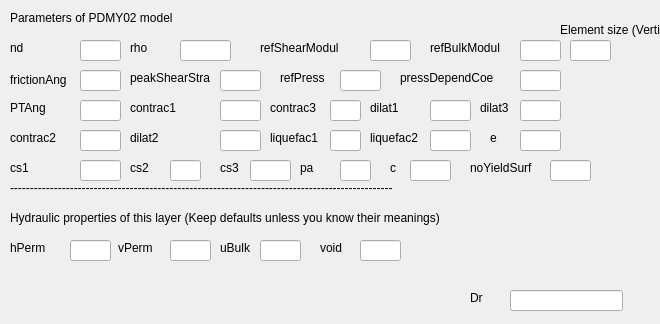
NHERI-SimCenter/QS3hark, file UI/PDMY02.ui: the form before one commit.
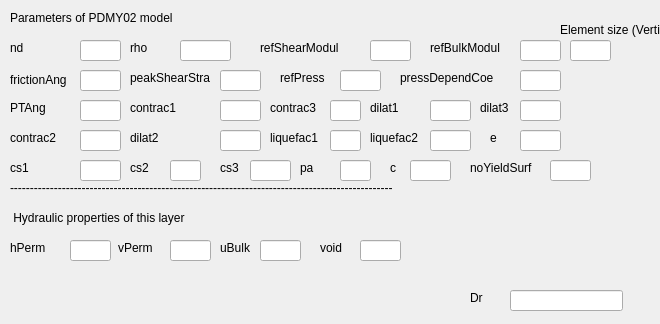
The form after the commit.

Diff of the .ui file:
```diff
--- a/UI/PDMY02.ui
+++ b/UI/PDMY02.ui
@@ -253,7 +253,7 @@
     </rect>
    </property>
    <property name="text">
-    <string>Hydraulic properties of this layer (Keep defaults unless you know their meanings)</string>
+    <string> Hydraulic properties of this layer</string>
    </property>
   </widget>
   <widget class="QLabel" name="label_34">
```
